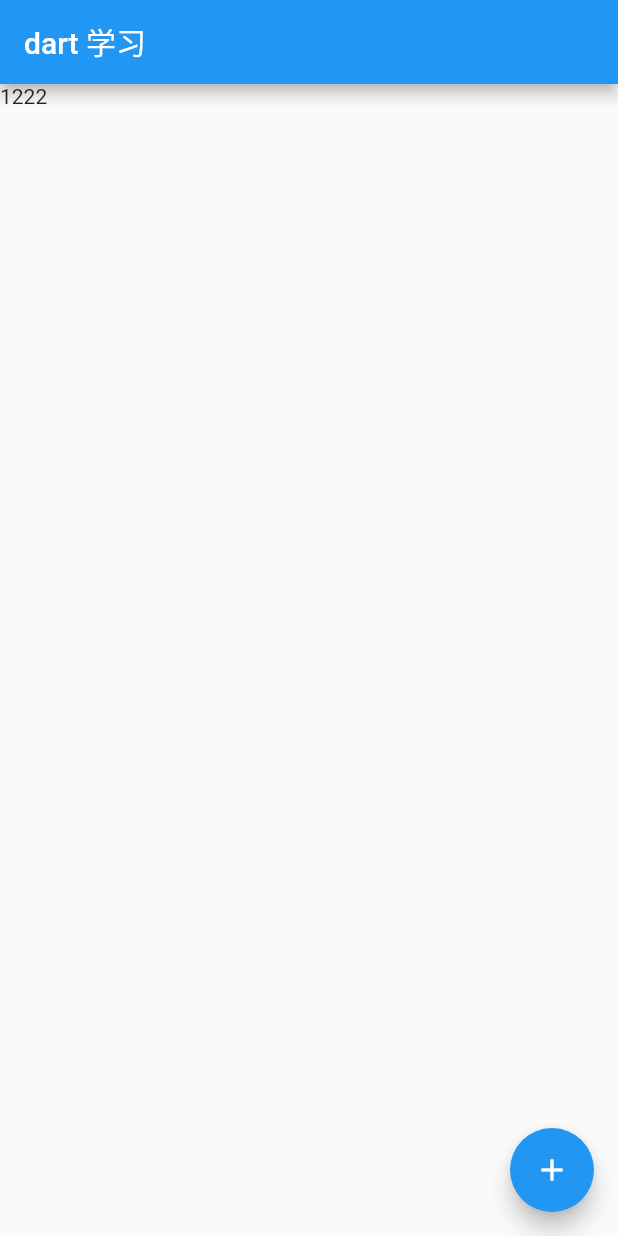
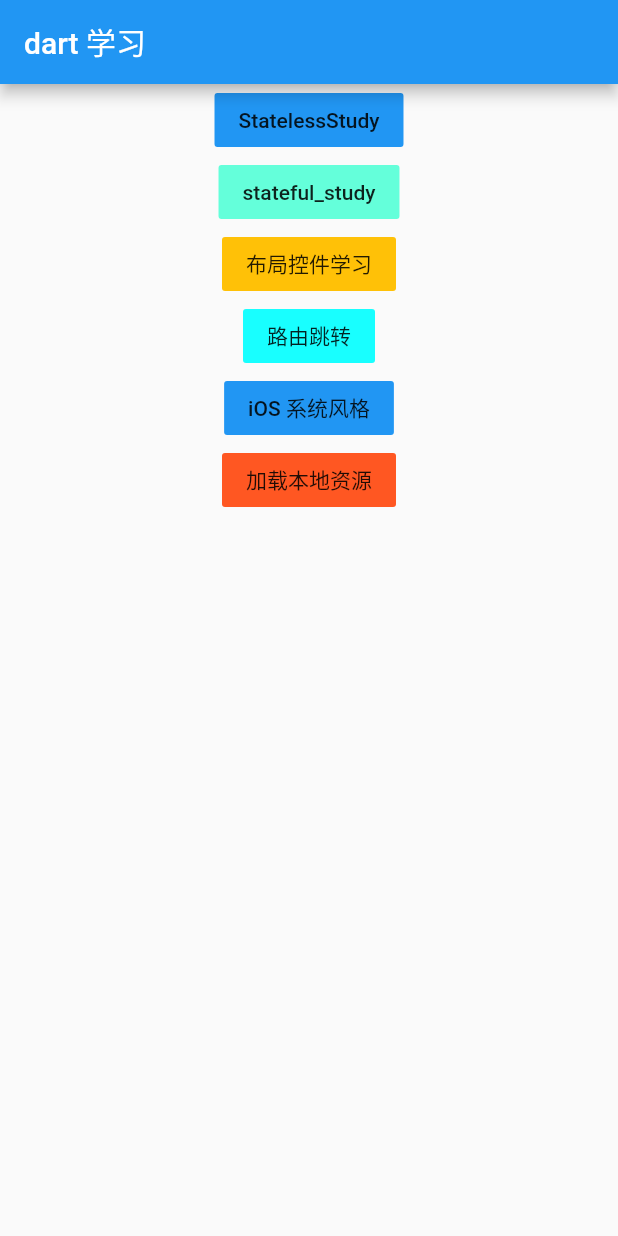
Before and after one commit to Yis92/flutter_study, a Flutter app: the MyHomePage screen opened directly, on a phone screen of 412 x 824 dp. Run offline on Flutter 3.47's test engine with Material 2 defaults, Android fonts, the phone set to English and light mode, and no system bars; missing offline and left inert: flutter_color_plugin.

Commit message:
统一路由跳转

```diff
--- a/lib/main.dart
+++ b/lib/main.dart
@@ -1,10 +1,13 @@
 import 'package:flutter/material.dart';
+import 'package:flutter_study/dart/RouterUtils.dart';
 import 'package:flutter_study/dart/jichu.dart';
 import 'package:flutter_study/dart/layout_study.dart';
 import 'package:flutter_study/dart/router/router_main.dart';
+import 'package:flutter_study/dart/simple/res_page.dart';
+import 'package:flutter_study/dart/stateful_study.dart';
 
+import 'dart/StatelessStudy.dart';
 import 'dart/cupertino_demo.dart';
-
 
 void main() => runApp(MyApp());
 
@@ -17,7 +20,7 @@ class MyApp extends StatelessWidget {
       theme: ThemeData(
         primarySwatch: Colors.blue,
       ),
-      home: CupertinoDemo(),
+      home: MyHomePage(),
     );
   }
 }
@@ -32,32 +35,75 @@ class MyHomePage extends StatefulWidget {
 }
 
 class _MyHomePageState extends State<MyHomePage> {
-  int _counter = 10;
-
-  void _incrementCounter() {
-    setState(() {
-      _counter++;
-    });
-  }
-
   @override
   Widget build(BuildContext context) {
     return Scaffold(
       appBar: AppBar(
         title: Text('dart 学习'),
       ),
-      body: Center(
-        child: ListView(
-          children: <Widget>[
-            DataType()
-          ],
+      body: Scrollbar(
+        child: SingleChildScrollView(
+          child: Center(
+            child: Column(
+              children: <Widget>[
+                FlatButton(
+                  color: Colors.blue,
+                  child: Text('StatelessStudy'),
+                  onPressed: () {
+                    jumpPage(context, StatelessStudy());
+                  },
+                ),
+                Container(
+                  child: FlatButton(
+                    color: Colors.tealAccent,
+                    child: Text('stateful_study'),
+                    onPressed: () {
+                      jumpPage(context, StatefulStudy());
+                    },
+                  ),
+                ),
+                Container(
+                  child: FlatButton(
+                    color: Colors.amber,
+                    child: Text('布局控件学习'),
+                    onPressed: () {
+                      jumpPage(context, LayoutStudy());
+                    },
+                  ),
+                ),
+                Container(
+                  child: FlatButton(
+                    color: Colors.cyanAccent,
+                    child: Text('路由跳转'),
+                    onPressed: () {
+                      jumpPage(context, RouterMain());
+                    },
+                  ),
+                ),
+                Container(
+                  child: FlatButton(
+                    child: Text('iOS 系统风格'),
+                    color: Colors.blue,
+                    onPressed: () {
+                      jumpPage(context, CupertinoDemo());
+                    },
+                  ),
+                ),
+                Container(
+                  child: FlatButton(
+                    child: Text('加载本地资源'),
+                    color: Colors.deepOrange,
+                    onPressed: () {
+                      jumpPage(context, ResPage());
+                    },
+                  ),
+                )
+              ],
+            ),
+          ),
         ),
       ),
-      floatingActionButton: FloatingActionButton(
-        onPressed: _incrementCounter,
-        tooltip: 'Increment',
-        child: Icon(Icons.add),
-      ), // This trailing comma makes auto-formatting nicer for build methods.
+      // This trailing comma makes auto-formatting nicer for build methods.
     );
   }
 }
```
Also changed, not shown: lib/dart/RouterUtils.dart (added, +8 -0 lines).
